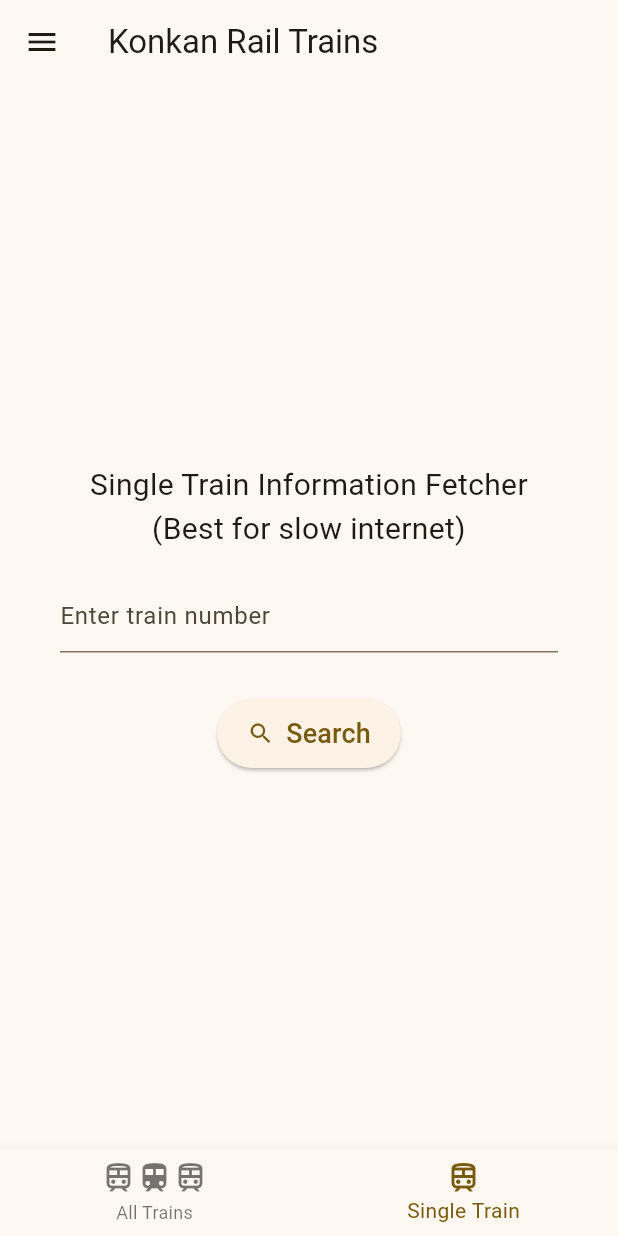
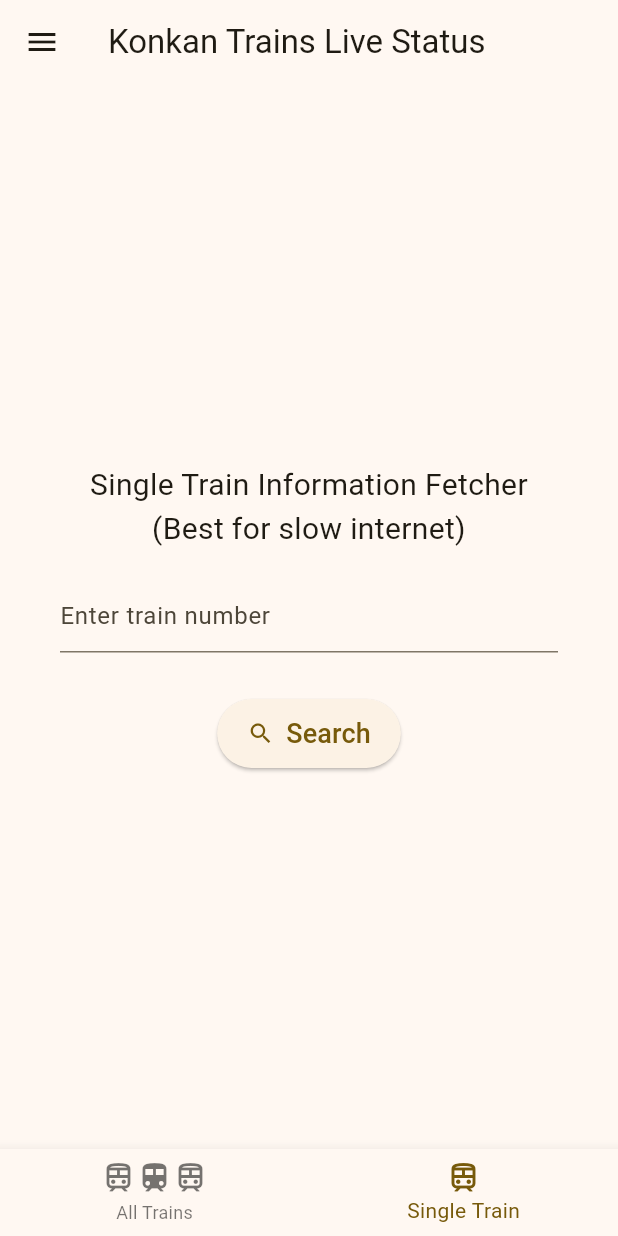
Before and after one commit to 04ac/konkan-rail-train-status, a Flutter app: the screen it shows after launch, item 2 of the bottom bar chosen, on a phone screen of 412 x 824 dp. Run offline on Flutter 3.47's test engine with Material 3 defaults, Android fonts, the phone set to English and light mode, and no system bars; our stand-ins replace bloc, flutter_bloc, flutter_cache_manager, timeline_tile; network calls fail; statements that could not run were skipped.

Commit message:
Set App Name Constant

```diff
--- a/lib/main.dart
+++ b/lib/main.dart
@@ -1,5 +1,6 @@
 import 'package:flutter/material.dart';
 import 'package:konkan_rail_timetable/screens/home_screen_nav_bar.dart';
+import 'package:konkan_rail_timetable/utils/constants.dart';
 
 void main() {
   runApp(const MyApp());
@@ -13,7 +14,7 @@
   Widget build(BuildContext context) {
     return MaterialApp(
       debugShowCheckedModeBanner: false,
-      title: 'Konkan Rail Timetable',
+      title: Constants.APPBAR_TITLE_TEXT,
       theme: ThemeData(
         colorScheme: ColorScheme.fromSeed(seedColor: Colors.amber),
         useMaterial3: true,
--- a/lib/screens/enter_train_no/enter_train_no_screen.dart
+++ b/lib/screens/enter_train_no/enter_train_no_screen.dart
@@ -2,6 +2,7 @@
 import 'package:flutter_bloc/flutter_bloc.dart';
 import 'package:konkan_rail_timetable/screens/train_timeline_info_screen.dart';
 import 'bloc/enter_train_no_bloc.dart';
+import 'package:konkan_rail_timetable/utils/constants.dart';
 
 class EnterTrainNoScreen extends StatefulWidget {
   const EnterTrainNoScreen({super.key});
@@ -21,7 +22,7 @@
           icon: const Icon(Icons.menu),
           onPressed: () {},
         ),
-        title: const Text("Konkan Rail Trains"),
+        title: const Text(Constants.APPBAR_TITLE_TEXT),
       ),
       body: Container(
         alignment: Alignment.center,
--- a/lib/screens/fetch_trains_data/fetch_trains_data_screen.dart
+++ b/lib/screens/fetch_trains_data/fetch_trains_data_screen.dart
@@ -3,6 +3,7 @@
 import 'package:konkan_rail_timetable/screens/fetch_trains_data/repository/fetch_trains_data_repo.dart';
 import 'package:konkan_rail_timetable/utils/drawer.dart';
 import 'package:konkan_rail_timetable/widgets/trains_list_item.dart';
+import 'package:konkan_rail_timetable/utils/constants.dart';
 
 class FetchTrainsDataScreen extends StatefulWidget {
   const FetchTrainsDataScreen({super.key});
@@ -43,7 +44,7 @@
         //   icon: const Icon(Icons.menu),
         //   onPressed: () {},
         // ),
-        title: const Text("Konkan Rail Trains"),
+        title: const Text(Constants.APPBAR_TITLE_TEXT),
         actions: [
           IconButton(
             onPressed: () {
--- a/lib/screens/fetch_trains_data/repository/fetch_trains_data_repo.dart
+++ b/lib/screens/fetch_trains_data/repository/fetch_trains_data_repo.dart
@@ -5,7 +5,7 @@
 import 'package:http/http.dart' as http;
 import 'package:flutter_cache_manager/flutter_cache_manager.dart';
 
-import '../../../utils/constants.dart';
+import 'package:konkan_rail_timetable/utils/constants.dart';
 
 class FetchTrainsDataRepo {
   static http.Client client = http.Client();
--- a/lib/utils/constants.dart
+++ b/lib/utils/constants.dart
@@ -9,4 +9,6 @@
       "https://konkan-railway-api.vercel.app/api/v4/fetchTrain";
 
   static const CACHE_STATIONS_DAYS = 31;
+
+  static const String APPBAR_TITLE_TEXT = "Konkan Trains Live Status";
 }
--- a/lib/utils/drawer.dart
+++ b/lib/utils/drawer.dart
@@ -1,5 +1,6 @@
 import 'package:flutter/material.dart';
 import 'package:konkan_rail_timetable/utils/colors.dart';
+import 'package:konkan_rail_timetable/utils/constants.dart';
 
 import '../screens/credits_screen.dart';
 
@@ -20,7 +21,7 @@
             child: Column(
               children: [
                 const Text(
-                  'Konkan Rail Trains',
+                  Constants.APPBAR_TITLE_TEXT,
                   style: TextStyle(
                       color: Colors.white,
                       fontSize: 25,
```
Also changed, not shown: 1 other file.
